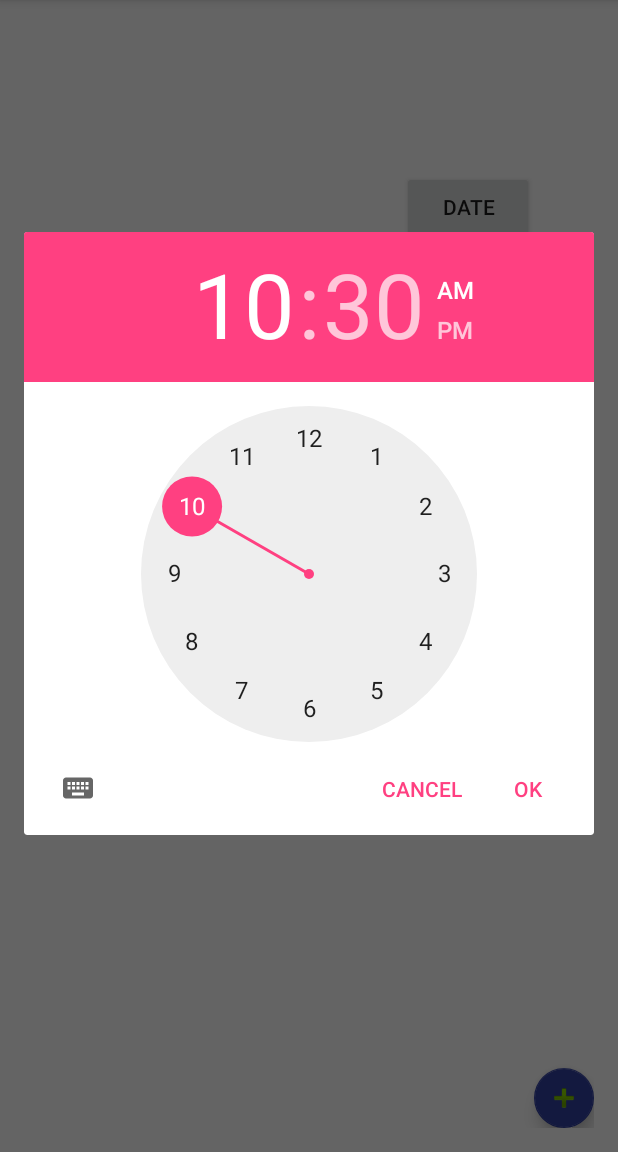
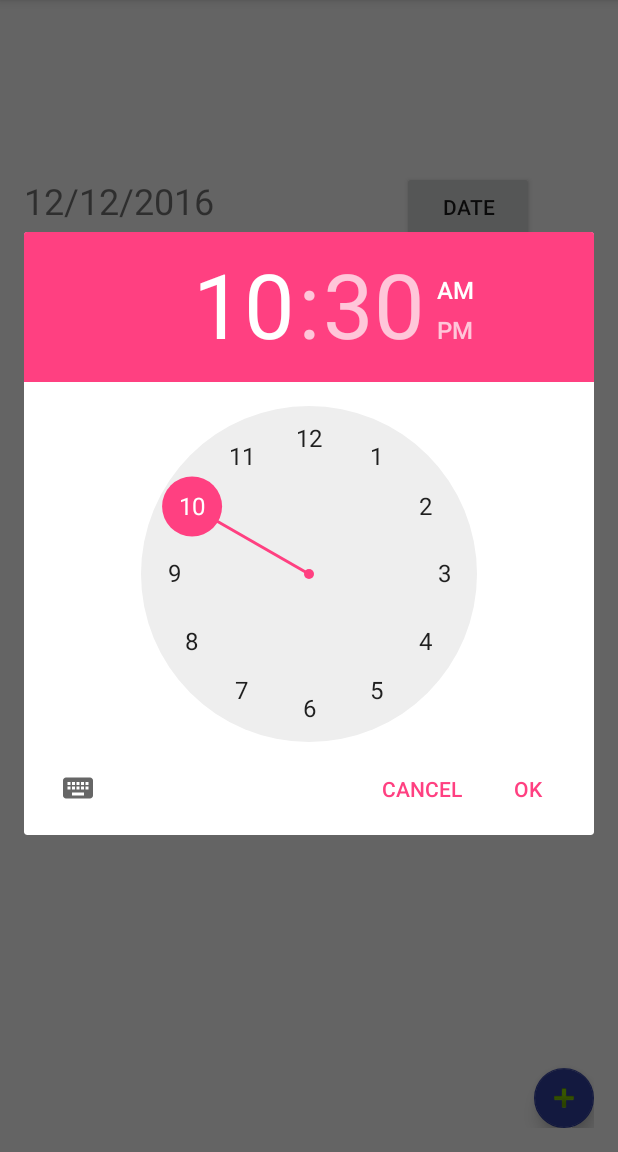
Before and after one commit to yellow-Umbrella/AndroidBookReminder, an Android app: the AddReminder screen opened directly, with no data from a screen before it, after a tap on "TIME", on a phone screen of 412 x 824 dp, the part 84-1236 px from its top. Run offline under Robolectric (Android 15) with nearby library versions, the phone set to English and light mode, and no system bars; our stand-ins replace ButterKnife; 1 statement that could not run was skipped.

Commit message:
Aesthetic fix

```diff
--- a/BookShelf/app/src/main/java/br/com/renandias/bookshelf/AddReminder.java
+++ b/BookShelf/app/src/main/java/br/com/renandias/bookshelf/AddReminder.java
@@ -31,6 +31,10 @@ public class AddReminder extends AppCompatActivity {
 
     @Bind(R.id.book_name)
     TextView bookNameText;
+    @Bind(R.id.reminder_date)
+    TextView reminderDate;
+    @Bind(R.id.reminder_time)
+    TextView reminderTime;
 
     @Override
     protected void onCreate(Bundle savedInstanceState) {
@@ -51,10 +55,15 @@ public class AddReminder extends AppCompatActivity {
 
         hour_x = cal.get(cal.HOUR_OF_DAY);
         minute_x = cal.get(cal.MINUTE);
+
+        reminderDate.setText(day_x + "/" + (month_x+1) + "/" + year_x);
     }
 
+    //Set Reminder
+    private boolean datePicked = false;
+    private boolean timePicked = false;
+
     //Time Picker
-
     private final int DIALOG_ID_TIME = 0;
     private int hour_x, minute_x;
 
@@ -68,6 +77,12 @@ public class AddReminder extends AppCompatActivity {
         public void onTimeSet(TimePicker view, int hourOfDay, int minute) {
             hour_x = hourOfDay;
             minute_x = minute;
+
+            if(minute_x >= 10)
+                reminderTime.setText(hour_x + ":" + minute_x);
+            else
+                reminderTime.setText(hour_x + ":0" + minute_x);
+
             Toast.makeText(AddReminder.this, "" + hour_x + " " + minute_x, Toast.LENGTH_SHORT).show();
             timePicked = true;
         }
@@ -98,44 +113,29 @@ public class AddReminder extends AppCompatActivity {
             year_x = year;
             month_x = monthOfYear;
             day_x = dayOfMonth;
+
+            reminderDate.setText(day_x + "/" + (month_x+1) + "/" + year_x);
+
             Toast.makeText(AddReminder.this, "" + year_x + " " + month_x + " " + day_x, Toast.LENGTH_SHORT).show();
             datePicked = true;
         }
     };
     //
 
-
-    //Set Reminder
-    private boolean datePicked = false;
-    private boolean timePicked = false;
-
-
     @OnClick(R.id.save_reminder)
     public void saveReminder5() {
 
         long timeMill = 0;
 
-//        Log.i("YEAR", year_x + "");
-//        Log.i("MONTH", month_x + "");
-//        Log.i("DAY", day_x + "");
-//        Log.i("HOUR", hour_x + "");
-//        Log.i("MINUTE", minute_x + "");
-
-        if(datePicked == true && timePicked == true)
+        if(datePicked == true && timePicked == true) {
             timeMill = dato2Mill(year_x, month_x, day_x, hour_x, minute_x);
-        else if(datePicked == false)
-            Toast.makeText(this, "Select a date", Toast.LENGTH_SHORT).show();
-        else
-            Toast.makeText(this, "Select a Time", Toast.LENGTH_SHORT).show();
-
-        Long alertTime = timeMill;
 
             Intent alertIntent = new Intent(this, AlertReceiver.class);
             alertIntent.putExtra("bookName", bookNameText.getText().toString());
 
             AlarmManager alarmManager = (AlarmManager) getSystemService(Context.ALARM_SERVICE);
 
-        alarmManager.set(AlarmManager.RTC_WAKEUP, alertTime,
+            alarmManager.set(AlarmManager.RTC_WAKEUP, timeMill,
                     PendingIntent.getBroadcast(this, 1, alertIntent,
                             PendingIntent.FLAG_UPDATE_CURRENT));
 
@@ -143,12 +143,12 @@ public class AddReminder extends AppCompatActivity {
             DataBase db = new DataBase(this);
             db.saveReminder(rem);
 
-//        long log1 = Calendar.getInstance().getTimeInMillis();
-//        Log.i("AddReminder",log1 + "");
-//        Log.i("AddReminder", timeMill + "");
-//        Log.i("AddReminder", (timeMill - log1) + "");
-
             Toast.makeText(this, "New Reminder", Toast.LENGTH_SHORT).show();
+        }
+        else if(datePicked == false)
+            Toast.makeText(this, "Select a date", Toast.LENGTH_SHORT).show();
+        else
+            Toast.makeText(this, "Select a Time", Toast.LENGTH_SHORT).show();
 
     }
 
--- a/BookShelf/app/src/main/res/layout/activity_add_reminder.xml
+++ b/BookShelf/app/src/main/res/layout/activity_add_reminder.xml
@@ -18,7 +18,8 @@
         android:id="@+id/book_name"
         android:textSize="24sp"
         android:layout_alignParentTop="true"
-        android:layout_alignParentStart="true" />
+        android:layout_alignParentStart="true"
+        android:layout_alignParentEnd="true" />
 
     <android.support.design.widget.FloatingActionButton
         android:layout_width="wrap_content"
@@ -49,4 +50,26 @@
         android:layout_below="@+id/book_name"
         android:layout_toStartOf="@+id/save_reminder" />
 
+    <TextView
+        android:text="12:00"
+        android:layout_width="wrap_content"
+        android:layout_height="wrap_content"
+        android:id="@+id/reminder_time"
+        android:textSize="24sp"
+        android:layout_alignBaseline="@+id/show_time"
+        android:layout_alignBottom="@+id/show_time"
+        android:layout_alignParentStart="true"
+        android:layout_toStartOf="@+id/show_time" />
+
+    <TextView
+        android:text="TextView"
+        android:layout_width="wrap_content"
+        android:layout_height="wrap_content"
+        android:id="@+id/reminder_date"
+        android:textSize="24sp"
+        android:layout_alignBaseline="@+id/show_date"
+        android:layout_alignBottom="@+id/show_date"
+        android:layout_alignParentStart="true"
+        android:layout_toStartOf="@+id/show_date" />
+
 </RelativeLayout>
```
Also changed, not shown: BookShelf/app/src/main/java/br/com/renandias/bookshelf/MyBooks.java (+4 -6 lines), BookShelf/app/src/main/java/br/com/renandias/bookshelf/adapter/BookAdapter.java (+56 -1 lines), BookShelf/app/src/main/java/br/com/renandias/bookshelf/models/Book.java (+11 -0 lines), BookShelf/app/src/main/res/layout/activity_add_book.xml (+12 -0 lines), BookShelf/app/src/main/res/layout/book_adapter.xml (added, +20 -0 lines). Lines whose indentation alone changed are shown as unchanged.
